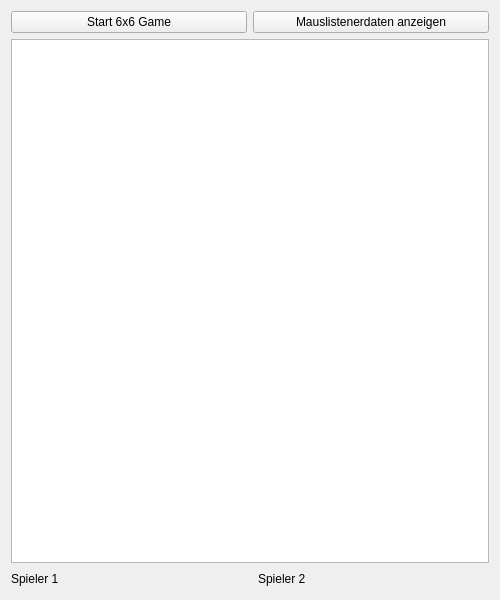
First picture: the form in mainwindow.ui, repository Rhagnur/BelegReversi, before the edit.
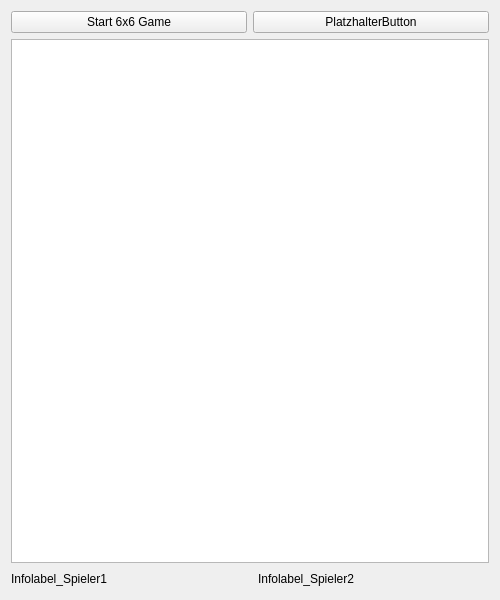
Second picture: the form after the edit.

Commit message:
Übergangsbeschriftung geändert
- QLabel Text geändert
- QButton Text geändert

The edit to the form file:
```diff
--- a/mainwindow.ui
+++ b/mainwindow.ui
@@ -38,7 +38,7 @@
         <item>
          <widget class="QPushButton" name="pushButton_2">
           <property name="text">
-           <string>Mauslistenerdaten anzeigen</string>
+           <string>PlatzhalterButton</string>
           </property>
          </widget>
         </item>
@@ -94,7 +94,7 @@
          </size>
         </property>
         <property name="text">
-         <string>Spieler 1</string>
+         <string>Infolabel_Spieler1</string>
         </property>
        </widget>
       </item>
@@ -135,7 +135,7 @@
          </size>
         </property>
         <property name="text">
-         <string>Spieler 2</string>
+         <string>Infolabel_Spieler2</string>
         </property>
        </widget>
       </item>
```
The commit also changes 1 other file.
